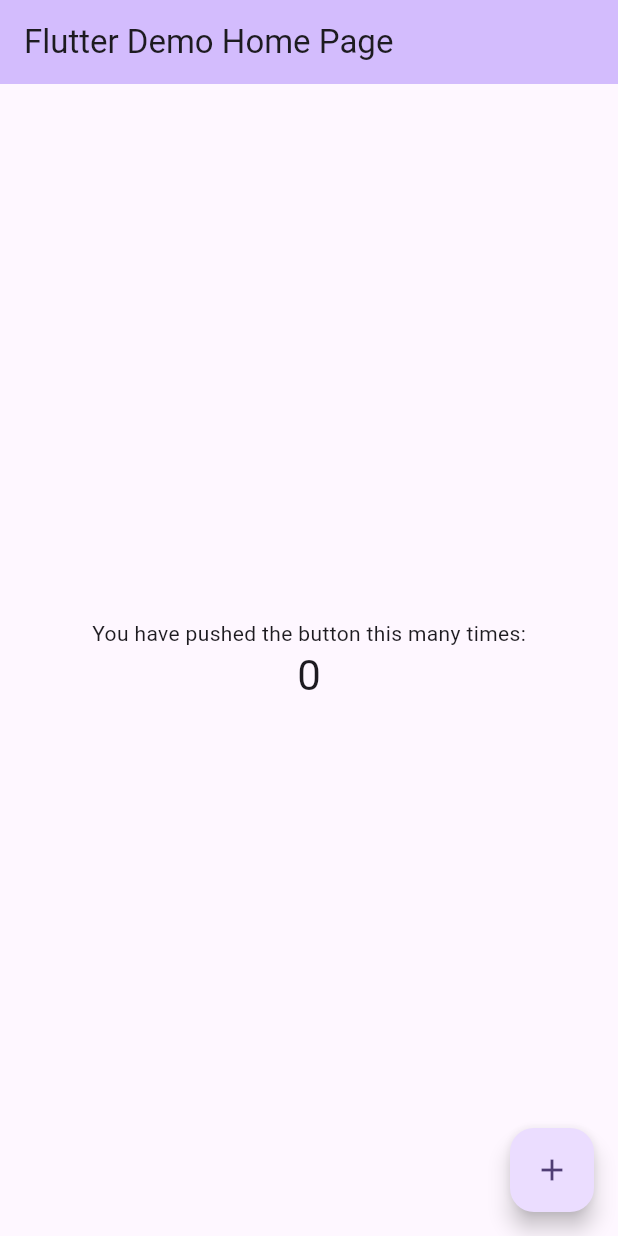
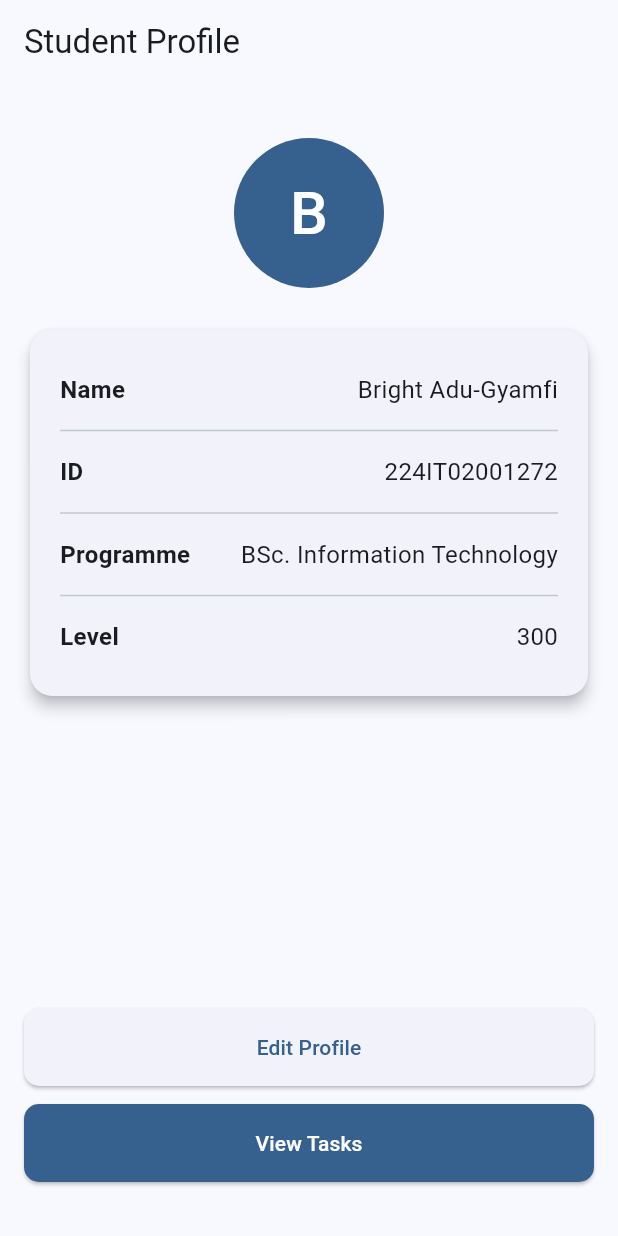
Before and after one commit to Brixco-web/INFT425_MidSem_Bright_Adu-Gyamfi_224IT02001272, a Flutter app: the screen it shows after launch, on a phone screen of 412 x 824 dp. Run offline on Flutter 3.47's test engine with Material 3 defaults, Android fonts, the phone set to English and light mode, and no system bars.

Commit message:
feat: phase 2 - ui and navigation

```diff
--- a/midsem_exams/lib/main.dart
+++ b/midsem_exams/lib/main.dart
@@ -1,4 +1,5 @@
 import 'package:flutter/material.dart';
+import 'screens/profile_screen.dart';
 
 void main() {
   runApp(const MyApp());
@@ -7,116 +8,19 @@ void main() {
 class MyApp extends StatelessWidget {
   const MyApp({super.key});
 
-  // This widget is the root of your application.
   @override
   Widget build(BuildContext context) {
     return MaterialApp(
-      title: 'Flutter Demo',
+      debugShowCheckedModeBanner: false,
+      title: 'Student Task Manager',
       theme: ThemeData(
-        // This is the theme of your application.
-        //
-        // TRY THIS: Try running your application with "flutter run". You'll see
-        // the application has a purple toolbar. Then, without quitting the app,
-        // try changing the seedColor in the colorScheme below to Colors.green
-        // and then invoke "hot reload" (save your changes or press the "hot
-        // reload" button in a Flutter-supported IDE, or press "r" if you used
-        // the command line to start the app).
-        //
-        // Notice that the counter didn't reset back to zero; the application
-        // state is not lost during the reload. To reset the state, use hot
-        // restart instead.
-        //
-        // This works for code too, not just values: Most code changes can be
-        // tested with just a hot reload.
-        colorScheme: .fromSeed(seedColor: Colors.deepPurple),
+        useMaterial3: true,
+        colorScheme: ColorScheme.fromSeed(
+          seedColor: Colors.blue,
+          brightness: Brightness.light,
+        ),
       ),
-      home: const MyHomePage(title: 'Flutter Demo Home Page'),
+      home: const ProfileScreen(),
     );
   }
 }
-
-class MyHomePage extends StatefulWidget {
-  const MyHomePage({super.key, required this.title});
-
-  // This widget is the home page of your application. It is stateful, meaning
-  // that it has a State object (defined below) that contains fields that affect
-  // how it looks.
-
-  // This class is the configuration for the state. It holds the values (in this
-  // case the title) provided by the parent (in this case the App widget) and
-  // used by the build method of the State. Fields in a Widget subclass are
-  // always marked "final".
-
-  final String title;
-
-  @override
-  State<MyHomePage> createState() => _MyHomePageState();
-}
-
-class _MyHomePageState extends State<MyHomePage> {
-  int _counter = 0;
-
-  void _incrementCounter() {
-    setState(() {
-      // This call to setState tells the Flutter framework that something has
-      // changed in this State, which causes it to rerun the build method below
-      // so that the display can reflect the updated values. If we changed
-      // _counter without calling setState(), then the build method would not be
-      // called again, and so nothing would appear to happen.
-      _counter++;
-    });
-  }
-
-  @override
-  Widget build(BuildContext context) {
-    // This method is rerun every time setState is called, for instance as done
-    // by the _incrementCounter method above.
-    //
-    // The Flutter framework has been optimized to make rerunning build methods
-    // fast, so that you can just rebuild anything that needs updating rather
-    // than having to individually change instances of widgets.
-    return Scaffold(
-      appBar: AppBar(
-        // TRY THIS: Try changing the color here to a specific color (to
-        // Colors.amber, perhaps?) and trigger a hot reload to see the AppBar
-        // change color while the other colors stay the same.
-        backgroundColor: Theme.of(context).colorScheme.inversePrimary,
-        // Here we take the value from the MyHomePage object that was created by
-        // the App.build method, and use it to set our appbar title.
-        title: Text(widget.title),
-      ),
-      body: Center(
-        // Center is a layout widget. It takes a single child and positions it
-        // in the middle of the parent.
-        child: Column(
-          // Column is also a layout widget. It takes a list of children and
-          // arranges them vertically. By default, it sizes itself to fit its
-          // children horizontally, and tries to be as tall as its parent.
-          //
-          // Column has various properties to control how it sizes itself and
-          // how it positions its children. Here we use mainAxisAlignment to
-          // center the children vertically; the main axis here is the vertical
-          // axis because Columns are vertical (the cross axis would be
-          // horizontal).
-          //
-          // TRY THIS: Invoke "debug painting" (choose the "Toggle Debug Paint"
-          // action in the IDE, or press "p" in the console), to see the
-          // wireframe for each widget.
-          mainAxisAlignment: .center,
-          children: [
-            const Text('You have pushed the button this many times:'),
-            Text(
-              '$_counter',
-              style: Theme.of(context).textTheme.headlineMedium,
-            ),
-          ],
-        ),
-      ),
-      floatingActionButton: FloatingActionButton(
-        onPressed: _incrementCounter,
-        tooltip: 'Increment',
-        child: const Icon(Icons.add),
-      ),
-    );
-  }
-}
--- /dev/null
+++ b/midsem_exams/lib/screens/profile_screen.dart
@@ -0,0 +1,125 @@
+import 'package:flutter/material.dart';
+import '../models/student.dart';
+import 'task_list_screen.dart';
+
+class ProfileScreen extends StatelessWidget {
+  final Student student = const Student(
+    name: 'Bright Adu-Gyamfi',
+    studentId: '224IT02001272',
+    programme: 'BSc. Information Technology',
+    level: 300,
+  );
+
+  const ProfileScreen({super.key});
+
+  @override
+  Widget build(BuildContext context) {
+    return Scaffold(
+      appBar: AppBar(
+        title: const Text('Student Profile'),
+      ),
+      body: Padding(
+        padding: const EdgeInsets.all(16.0),
+        child: Column(
+          children: [
+            const SizedBox(height: 20),
+            CircleAvatar(
+              radius: 50,
+              backgroundColor: Theme.of(context).primaryColor,
+              child: Text(
+                student.name[0],
+                style: const TextStyle(fontSize: 40, color: Colors.white),
+              ),
+            ),
+            const SizedBox(height: 24),
+            Card(
+              elevation: 4,
+              shape: RoundedRectangleBorder(
+                borderRadius: BorderRadius.circular(15),
+              ),
+              child: Padding(
+                padding: const EdgeInsets.all(20.0),
+                child: Column(
+                  children: [
+                    _InfoRow(label: 'Name', value: student.name),
+                    const Divider(),
+                    _InfoRow(label: 'ID', value: student.studentId),
+                    const Divider(),
+                    _InfoRow(label: 'Programme', value: student.programme),
+                    const Divider(),
+                    _InfoRow(label: 'Level', value: student.level.toString()),
+                  ],
+                ),
+              ),
+            ),
+            const Spacer(),
+            SizedBox(
+              width: double.infinity,
+              child: ElevatedButton(
+                onPressed: () {},
+                style: ElevatedButton.styleFrom(
+                  padding: const EdgeInsets.symmetric(vertical: 16),
+                  shape: RoundedRectangleBorder(
+                    borderRadius: BorderRadius.circular(10),
+                  ),
+                ),
+                child: const Text('Edit Profile'),
+              ),
+            ),
+            const SizedBox(height: 12),
+            SizedBox(
+              width: double.infinity,
+              child: ElevatedButton(
+                onPressed: () {
+                  Navigator.push(
+                    context,
+                    MaterialPageRoute(
+                      builder: (context) => const TaskListScreen(),
+                    ),
+                  );
+                },
+                style: ElevatedButton.styleFrom(
+                  padding: const EdgeInsets.symmetric(vertical: 16),
+                  backgroundColor: Theme.of(context).primaryColor,
+                  foregroundColor: Colors.white,
+                  shape: RoundedRectangleBorder(
+                    borderRadius: BorderRadius.circular(10),
+                  ),
+                ),
+                child: const Text('View Tasks'),
+              ),
+            ),
+            const SizedBox(height: 20),
+          ],
+        ),
+      ),
+    );
+  }
+}
+
+class _InfoRow extends StatelessWidget {
+  final String label;
+  final String value;
+
+  const _InfoRow({required this.label, required this.value});
+
+  @override
+  Widget build(BuildContext context) {
+    return Padding(
+      padding: const EdgeInsets.symmetric(vertical: 8.0),
+      child: Row(
+        mainAxisAlignment: MainAxisAlignment.spaceBetween,
+        children: [
+          Text(
+            label,
+            style: const TextStyle(fontWeight: FontWeight.bold, fontSize: 16),
+          ),
+          Text(
+            value,
+            style: const TextStyle(fontSize: 16),
+          ),
+        ],
+      ),
+    );
+  }
+}
--- a/midsem_exams/pubspec.yaml
+++ b/midsem_exams/pubspec.yaml
@@ -34,6 +34,7 @@ dependencies:
   # The following adds the Cupertino Icons font to your application.
   # Use with the CupertinoIcons class for iOS style icons.
   cupertino_icons: ^1.0.8
+  intl: ^0.20.2
 
 dev_dependencies:
   flutter_test:
```
Also changed, not shown: midsem_exams/lib/screens/task_list_screen.dart (added, +79 -0 lines), midsem_exams/pubspec.lock.
